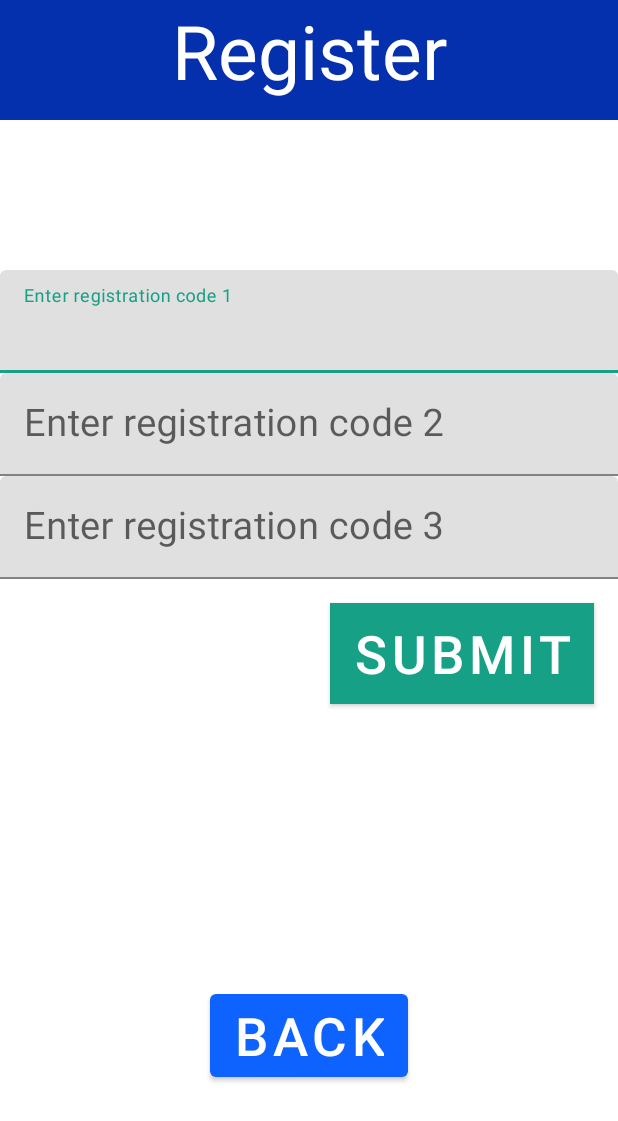
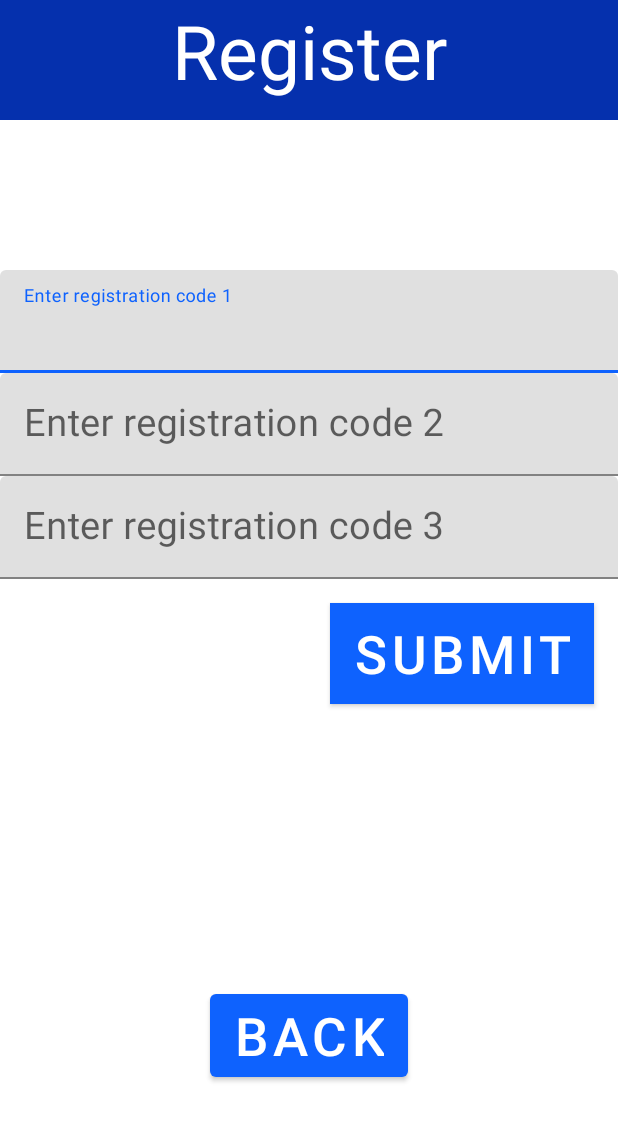
Before and after one commit to UCLComputerScience/COMP0016_2020_21_Team25, an Android app: the RegisterActivity screen opened directly, with no data from a screen before it, on a phone screen of 412 x 824 dp. Shown: the top 1121 px of the screen. Run offline under Robolectric (Android 15) with nearby library versions, the light colour scheme and no system bars.

Commit message:
Added Emergency Contact support to NLP+changed app bar colour

```diff
--- a/App/app/app/src/main/res/values-night/themes.xml
+++ b/App/app/app/src/main/res/values-night/themes.xml
@@ -2,8 +2,8 @@
     <!-- Base application theme. -->
     <style name="Theme.FISEV2Concierge" parent="Theme.MaterialComponents.DayNight.DarkActionBar">
         <!-- Primary brand color. -->
-        <item name="colorPrimary">@color/purple_200</item>
-        <item name="colorPrimaryVariant">@color/purple_700</item>
+        <item name="colorPrimary">@color/custom_blue</item>
+        <item name="colorPrimaryVariant">@color/custom_blue</item>
         <item name="colorOnPrimary">@color/black</item>
         <!-- Secondary brand color. -->
         <item name="colorSecondary">@color/teal_200</item>
--- a/App/app/app/src/main/res/values/colors.xml
+++ b/App/app/app/src/main/res/values/colors.xml
@@ -8,5 +8,5 @@
     <color name="black">#FF000000</color>
     <color name="white">#FFFFFFFF</color>
     <color name="custom_green">#1FCD66</color>
-    <color name="custom_dark_green">#16A085</color>color>
+    <color name="custom_blue">#0e62fe</color>color>
 </resources>
--- a/App/app/app/src/main/res/values/themes.xml
+++ b/App/app/app/src/main/res/values/themes.xml
@@ -2,8 +2,8 @@
     <!-- Base application theme. -->
     <style name="Theme.FISEV2Concierge" parent="Theme.MaterialComponents.DayNight.NoActionBar">
         <!-- Primary brand color. -->
-        <item name="colorPrimary">@color/custom_dark_green</item>
-        <item name="colorPrimaryVariant">@color/custom_dark_green</item>
+        <item name="colorPrimary">@color/custom_blue</item>
+        <item name="colorPrimaryVariant">@color/custom_blue</item>
         <item name="colorOnPrimary">@color/white</item>
         <!-- Secondary brand color. -->
         <item name="colorSecondary">@color/teal_200</item>
```
Also changed, not shown: 1 other file.
